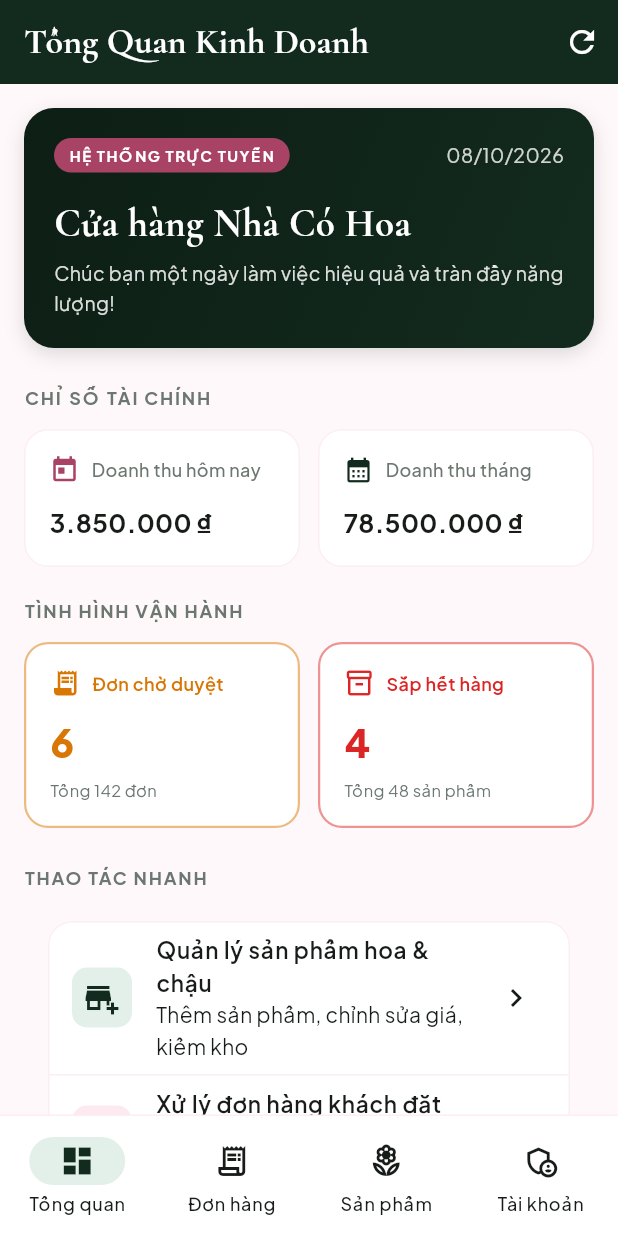
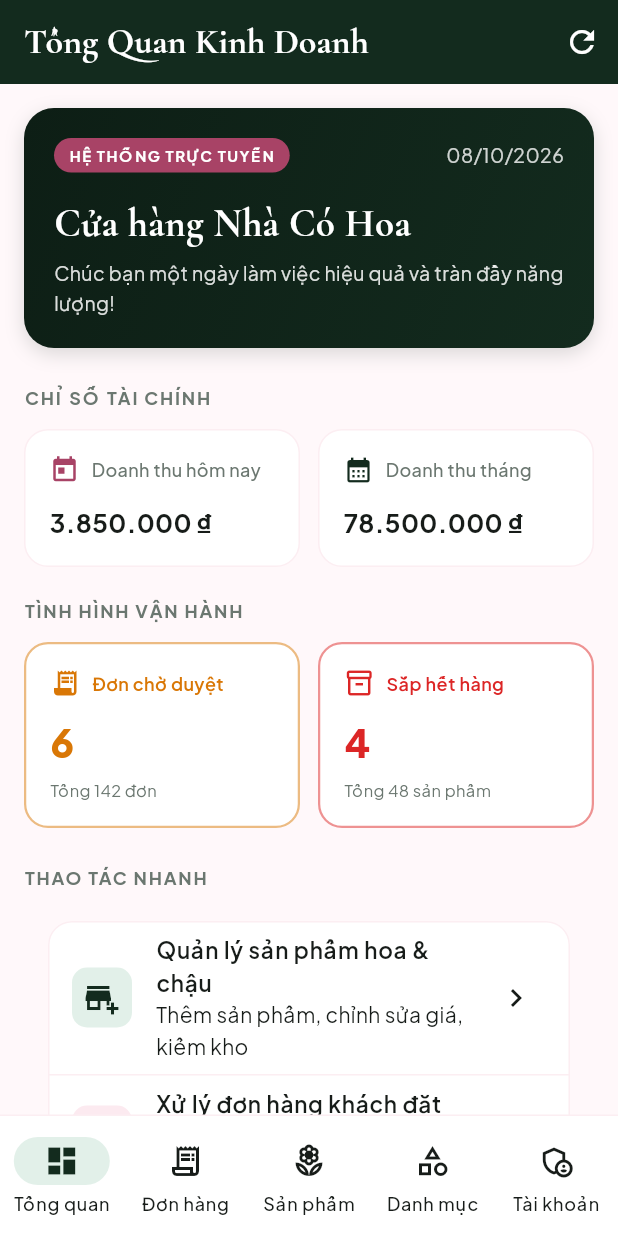
Before and after one commit to hoaithaoo/PRM391_FlowerAndPlantShop, a Flutter app: the screen it shows after launch, after a tap on "Đăng Nhập Quản Trị", on a phone screen of 412 x 824 dp. Run offline on Flutter 3.47's test engine with Material 3 defaults, Android fonts, the phone set to English and light mode, and no system bars; our stand-ins replace equatable, flutter_bloc, google_fonts; network calls fail.

Commit message:
feat(navigation): wire all feature BLoCs and navigation into Admin portal

```diff
--- a/apps/admin/lib/features/dashboard/screens/dashboard_screen.dart
+++ b/apps/admin/lib/features/dashboard/screens/dashboard_screen.dart
@@ -5,6 +5,7 @@ import 'package:intl/intl.dart';
 import 'package:plant_flower_ui/plant_flower_ui.dart';
 import '../cubit/dashboard_cubit.dart';
 import '../cubit/dashboard_state.dart';
+import '../../finance/screens/finance_management_screen.dart';
 
 class DashboardScreen extends StatefulWidget {
   final VoidCallback onNavigateToOrders;
@@ -301,6 +302,28 @@ class _DashboardScreenState extends State<DashboardScreen> {
                           trailing: const Icon(Icons.chevron_right),
                           onTap: widget.onNavigateToOrders,
                         ),
+                        const Divider(height: 1),
+                        ListTile(
+                          leading: Container(
+                            padding: const EdgeInsets.all(8),
+                            decoration: BoxDecoration(
+                              color: AppColors.primaryLight,
+                              borderRadius: BorderRadius.circular(10),
+                            ),
+                            child: const Icon(Icons.account_balance_outlined, color: AppColors.primary),
+                          ),
+                          title: Text(
+                            'Đối soát SePay & Xem Hóa đơn VAT',
+                            style: GoogleFonts.plusJakartaSans(fontWeight: FontWeight.w600),
+                          ),
+                          subtitle: const Text('Quản lý hóa đơn điện tử, đối chiếu dòng tiền SePay'),
+                          trailing: const Icon(Icons.chevron_right),
+                          onTap: () {
+                            Navigator.of(context).push(
+                              MaterialPageRoute(builder: (_) => const FinanceManagementScreen()),
+                            );
+                          },
+                        ),
                       ],
                     ),
                   ),
--- a/apps/admin/lib/features/home/screens/admin_main_screen.dart
+++ b/apps/admin/lib/features/home/screens/admin_main_screen.dart
@@ -5,9 +5,12 @@ import 'package:plant_flower_shared/plant_flower_shared.dart';
 import 'package:plant_flower_ui/plant_flower_ui.dart';
 import '../../auth/bloc/auth_bloc.dart';
 import '../../auth/bloc/auth_event.dart';
+import '../../categories/screens/category_management_screen.dart';
 import '../../dashboard/screens/dashboard_screen.dart';
 import '../../orders/screens/order_management_screen.dart';
 import '../../products/screens/product_management_screen.dart';
+import '../../users/screens/user_management_screen.dart';
+import '../../finance/screens/finance_management_screen.dart';
 
 class AdminMainScreen extends StatefulWidget {
   final UserProfile profile;
@@ -36,6 +39,7 @@ class _AdminMainScreenState extends State<AdminMainScreen> {
       ),
       const OrderManagementScreen(),
       const ProductManagementScreen(),
+      const CategoryManagementScreen(),
       _buildProfileScreen(),
     ];
 
@@ -68,6 +72,11 @@ class _AdminMainScreenState extends State<AdminMainScreen> {
               icon: Icon(Icons.local_florist_outlined),
               selectedIcon: Icon(Icons.local_florist, color: AppColors.primary),
               label: 'Sản phẩm',
+            ),
+            NavigationDestination(
+              icon: Icon(Icons.category_outlined),
+              selectedIcon: Icon(Icons.category, color: AppColors.primary),
+              label: 'Danh mục',
             ),
             NavigationDestination(
               icon: Icon(Icons.admin_panel_settings_outlined),
@@ -149,6 +158,73 @@ class _AdminMainScreenState extends State<AdminMainScreen> {
 
           const SizedBox(height: 24),
           Text(
+            'QUẢN TRỊ TÀI KHOẢN & NGƯỜI DÙNG',
+            style: GoogleFonts.plusJakartaSans(
+              fontSize: 12,
+              fontWeight: FontWeight.w700,
+              letterSpacing: 1.2,
+              color: AppColors.textMuted,
+            ),
+          ),
+          const SizedBox(height: 10),
+          Card(
+            margin: EdgeInsets.zero,
+            child: ListTile(
+              leading: Container(
+                padding: const EdgeInsets.all(8),
+                decoration: BoxDecoration(
+                  color: AppColors.primaryLight,
+                  borderRadius: BorderRadius.circular(8),
+                ),
+                child: const Icon(Icons.people_alt_outlined, color: AppColors.primary, size: 22),
+              ),
+              title: Text(
+                'Danh sách người dùng & Phân quyền',
+                style: GoogleFonts.plusJakartaSans(fontWeight: FontWeight.w700, fontSize: 14),
+              ),
+              subtitle: Text(
+                'Tra cứu khách hàng, khóa tài khoản vi phạm, cấp quyền ADMIN',
+                style: GoogleFonts.plusJakartaSans(fontSize: 12, color: AppColors.textMuted),
+              ),
+              trailing: const Icon(Icons.chevron_right, color: AppColors.textMuted),
+              onTap: () {
+                Navigator.of(context).push(
+                  MaterialPageRoute(builder: (_) => const UserManagementScreen()),
+                );
+              },
+            ),
+          ),
+          const SizedBox(height: 12),
+          Card(
+            margin: EdgeInsets.zero,
+            child: ListTile(
+              leading: Container(
+                padding: const EdgeInsets.all(8),
+                decoration: BoxDecoration(
+                  color: AppColors.accentLight,
+                  borderRadius: BorderRadius.circular(8),
+                ),
+                child: const Icon(Icons.account_balance_outlined, color: AppColors.accent, size: 22),
+              ),
+              title: Text(
+                'Tài chính, Hóa đơn & Đối soát SePay',
+                style: GoogleFonts.plusJakartaSans(fontWeight: FontWeight.w700, fontSize: 14),
+              ),
+              subtitle: Text(
+                'Theo dõi hóa đơn VAT và biến động số dư ngân hàng SePay QR',
+                style: GoogleFonts.plusJakartaSans(fontSize: 12, color: AppColors.textMuted),
+              ),
+              trailing: const Icon(Icons.chevron_right, color: AppColors.textMuted),
+              onTap: () {
+                Navigator.of(context).push(
+                  MaterialPageRoute(builder: (_) => const FinanceManagementScreen()),
+                );
+              },
+            ),
+          ),
+
+          const SizedBox(height: 24),
+          Text(
             'THÔNG TIN HỆ THỐNG',
             style: GoogleFonts.plusJakartaSans(
               fontSize: 12,
--- a/apps/admin/lib/main.dart
+++ b/apps/admin/lib/main.dart
@@ -7,10 +7,15 @@ import 'features/auth/bloc/auth_bloc.dart';
 import 'features/auth/bloc/auth_event.dart';
 import 'features/auth/bloc/auth_state.dart';
 import 'features/auth/screens/login_screen.dart';
+import 'features/categories/bloc/category_bloc.dart';
+import 'features/categories/bloc/category_event.dart';
 import 'features/dashboard/cubit/dashboard_cubit.dart';
 import 'features/home/screens/admin_main_screen.dart';
 import 'features/orders/bloc/order_bloc.dart';
 import 'features/products/bloc/product_bloc.dart';
+import 'features/users/bloc/user_bloc.dart';
+import 'features/finance/bloc/finance_bloc.dart';
+import 'features/finance/bloc/finance_event.dart';
 
 void main() {
   WidgetsFlutterBinding.ensureInitialized();
@@ -37,6 +42,11 @@ class PlantFlowerAdminApp extends StatelessWidget {
               apiClient: context.read<AdminApiClient>(),
             ),
           ),
+          BlocProvider<CategoryBloc>(
+            create: (context) => CategoryBloc(
+              apiClient: context.read<AdminApiClient>(),
+            )..add(const FetchCategoriesEvent()),
+          ),
           BlocProvider<ProductBloc>(
             create: (context) => ProductBloc(
               apiClient: context.read<AdminApiClient>(),
@@ -46,6 +56,16 @@ class PlantFlowerAdminApp extends StatelessWidget {
             create: (context) => OrderBloc(
               apiClient: context.read<AdminApiClient>(),
             ),
+          ),
+          BlocProvider<UserBloc>(
+            create: (context) => UserBloc(
+              apiClient: context.read<AdminApiClient>(),
+            ),
+          ),
+          BlocProvider<FinanceBloc>(
+            create: (context) => FinanceBloc(
+              apiClient: context.read<AdminApiClient>(),
+            )..add(const FetchAllFinanceDataEvent()),
           ),
         ],
         child: MaterialApp(
```
